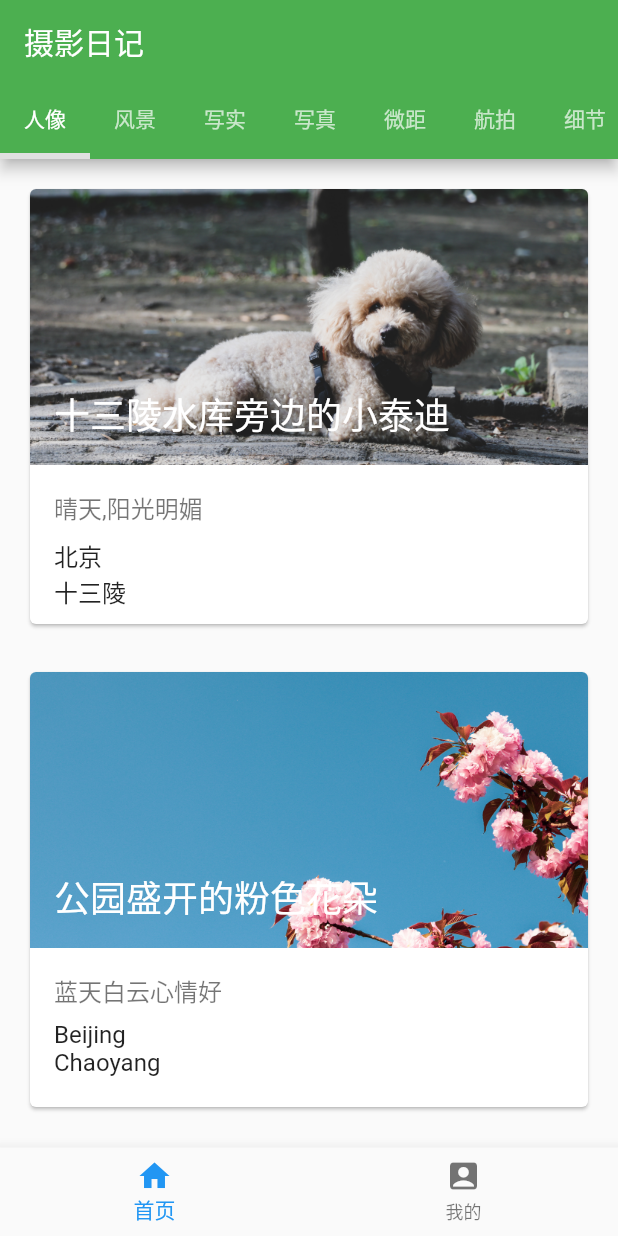
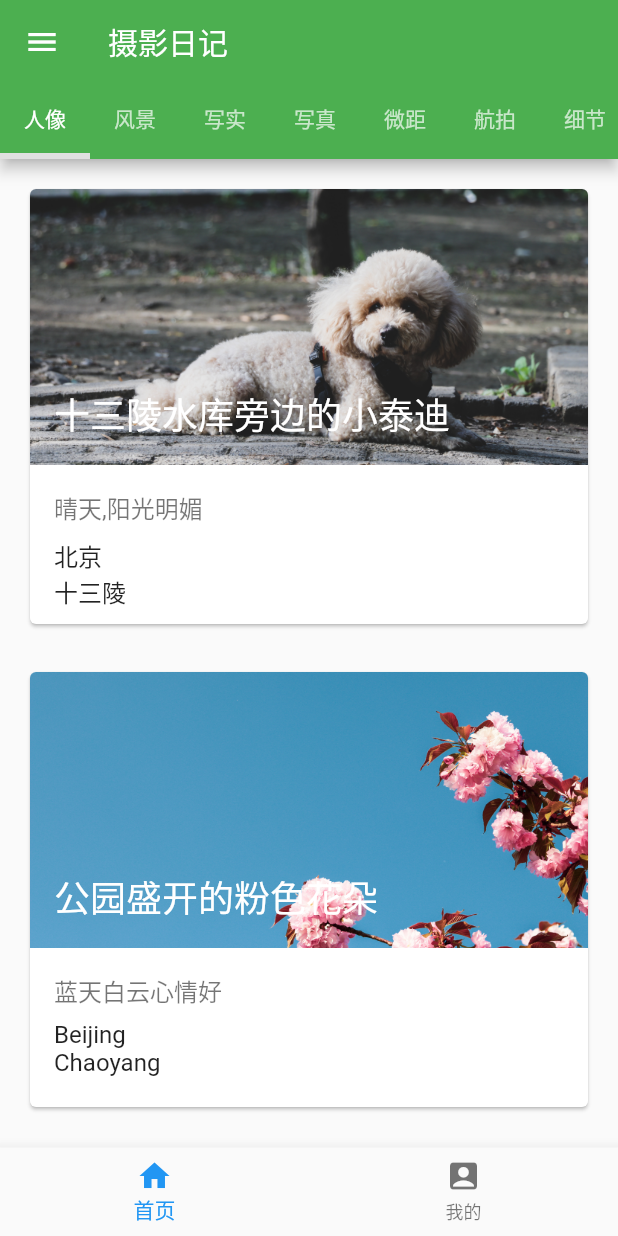
Before and after one commit to wch93/photo_diary, a Flutter app: the screen it shows after launch, on a phone screen of 412 x 824 dp. Run offline on Flutter 3.47's test engine with Material 2 defaults, Android fonts, the phone set to English and light mode, and no system bars; our stand-ins replace flutter_screenutil, font_awesome_flutter; statements that could not run were skipped.

Commit message:
侧边栏

```diff
--- a/lib/pages/home.dart
+++ b/lib/pages/home.dart
@@ -9,8 +9,34 @@ class MyHomePage extends StatefulWidget {
   _MyHomePageState createState() => _MyHomePageState();
 }
 
-class _MyHomePageState extends State<MyHomePage> {
+// TabBar 实现
+// 1. 首先需要with SingleTickerProviderStateMixin
+class _MyHomePageState extends State<MyHomePage>
+    with SingleTickerProviderStateMixin {
+  TabController _tabController;
+
   final tabs = ["人像", "风景", "写实", "写真", "微距", "航拍", "细节", "色调"];
+
+  // 生命周期函数: 销毁时执行
+  @override
+  void dispose() {
+    super.dispose();
+    _tabController.dispose();
+  }
+
+  // 2. State 类初始化时, 生成 _tabController
+  @override
+  void initState() {
+    super.initState();
+    _tabController = TabController(length: tabs.length, vsync: this);
+    // 为 TabBarController 添加监听
+    _tabController.addListener(
+      () {
+        print(_tabController.index);
+      },
+    );
+  }
+
   @override
   Widget build(BuildContext context) {
     return DefaultTabController(
@@ -19,6 +45,8 @@ class _MyHomePageState extends State<MyHomePage> {
         appBar: AppBar(
           title: Text("摄影日记"),
           bottom: TabBar(
+            // 3. TabBar 中添加 _tabController
+            controller: _tabController,
             indicatorColor: Theme.of(context).buttonColor,
             indicatorSize: TabBarIndicatorSize.tab,
             indicatorWeight: 4,
@@ -27,6 +55,8 @@ class _MyHomePageState extends State<MyHomePage> {
           ),
         ),
         body: TabBarView(
+          // 4. TabBarView 中添加 _tabController
+          controller: _tabController,
           children: [
             Center(child: CardsDemo()),
             Center(child: Text("风景")),
@@ -38,6 +68,60 @@ class _MyHomePageState extends State<MyHomePage> {
             Center(child: Text("色调")),
           ],
         ),
+        drawer: Drawer(
+          child: Column(
+            children: [
+              UserAccountsDrawerHeader(
+                accountName: Text("Chenhao Wei"),
+                accountEmail: Text("wchhm8050@gmail.com"),
+                decoration: BoxDecoration(
+                  image: DecorationImage(
+                    image: NetworkImage(
+                      "https://images.unsplash.com/photo-1579546929662-711aa81148cf?ixlib=rb-1.2.1&ixid=MXwxMjA3fDB8MHxleHBsb3JlLWZlZWR8MXx8fGVufDB8fHw%3D&auto=format&fit=crop&w=500&q=60",
+                    ),
+                    fit: BoxFit.cover,
+                  ),
+                ),
+                currentAccountPicture: CircleAvatar(
+                  backgroundImage: NetworkImage(
+                      "https://lh3.googleusercontent.com/ogw/ADGmqu-SojQWiiu0b6YmdHiVhnYrRJ7RUnViywyn15tXWQ=s83-c-mo"),
+                ),
+              ),
+              ListTile(
+                leading: Icon(Icons.settings),
+                title: Text("设置项1"),
+              ),
+              Divider(),
+              ListTile(
+                leading: Icon(Icons.settings),
+                title: Text("设置项2"),
+              ),
+              Divider(),
+              ListTile(
+                leading: Icon(Icons.settings),
+                title: Text("设置项3"),
+              ),
+              Divider(),
+              ListTile(
+                leading: Icon(Icons.settings),
+                title: Text("设置项4"),
+              ),
+              Divider(),
+              ListTile(
+                leading: Icon(Icons.settings),
+                title: Text("设置项5"),
+              ),
+              Divider(),
+              ListTile(
+                leading: Icon(Icons.settings),
+                title: Text("设置项6"),
+              ),
+            ],
+          ),
+        ),
+        // endDrawer: Drawer(
+        //   child: Text("右侧抽屉"),
+        // ),
       ),
     );
   }
```
Also changed, not shown: 1 other file.
